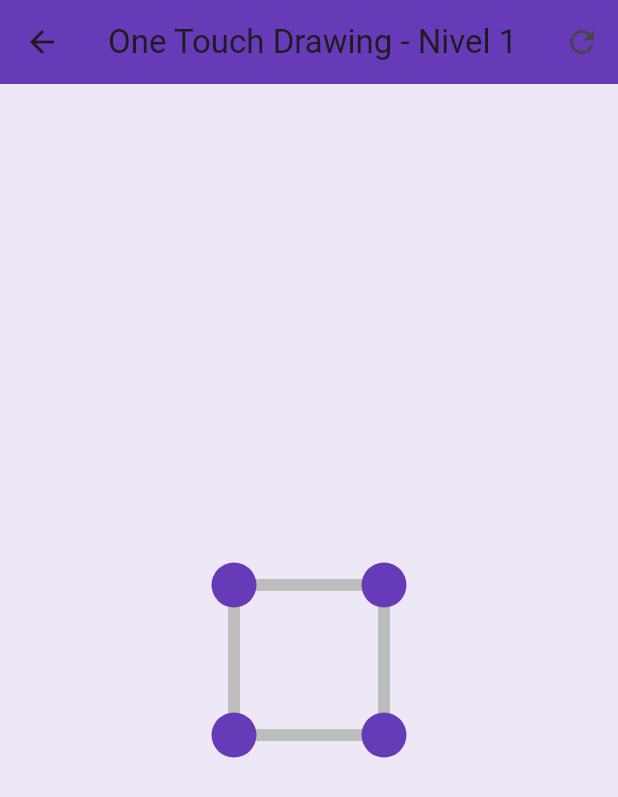
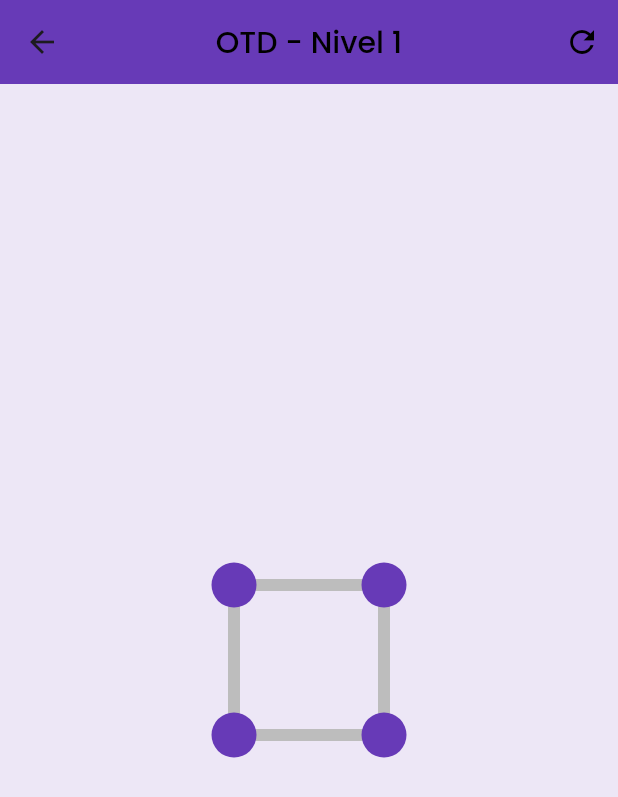
Before and after one commit to GeorgeLN/alzheimer_games, a Flutter app: the OneTouchGame screen opened by its route, on a phone screen of 412 x 824 dp. Shown: the top 797 px of the screen. Run offline on Flutter 3.47's test engine with Material 3 defaults, Android fonts, the phone set to English and light mode, and no system bars; our stand-ins replace cloud_firestore, equatable, firebase_auth, firebase_core, flutter_bloc, get_it and 1 more; accounts and stored records are empty.

Commit message:
Se realizan cambios en los AppBars de los juegos

```diff
--- a/lib/features/screens/games/OTD/otd_screen.dart
+++ b/lib/features/screens/games/OTD/otd_screen.dart
@@ -4,6 +4,7 @@ import 'dart:math';
 
 import 'package:flutter/material.dart';
 import 'package:flutter/services.dart';
+import 'package:google_fonts/google_fonts.dart';
 
 import '../../../../data/models/game_model/otd_model.dart';
 import 'otd_levels.dart';
@@ -134,11 +135,19 @@ class _OneTouchGameState extends State<OneTouchGame> {
   Widget build(BuildContext context) {
     return Scaffold(
       appBar: AppBar(
-        title: Text('One Touch Drawing - Nivel ${currentLevelIndex + 1}'),
         backgroundColor: Colors.deepPurple,
+        title: Text(
+          'OTD - Nivel ${currentLevelIndex + 1}',
+          style: GoogleFonts.poppins(
+            color: Colors.black,
+            fontSize: 20,
+            fontWeight: FontWeight.w500,
+          ),
+        ),
+        centerTitle: true,
         actions: [
           IconButton(
-            icon: const Icon(Icons.refresh),
+            icon: const Icon(Icons.refresh, color: Colors.black),
             tooltip: 'Reiniciar Nivel',
             onPressed: () => _loadLevel(currentLevelIndex),
           ),
```
Also changed, not shown: lib/features/screens/games/memorama/memorama_screen.dart (+10 -2 lines), lib/features/screens/games/pattern/encaje_figura.dart (+10 -2 lines), lib/features/screens/games/puzzle/slide_puzzle_screen.dart (+10 -2 lines), lib/features/screens/games/trivia/trivia_screen.dart (+11 -2 lines).
